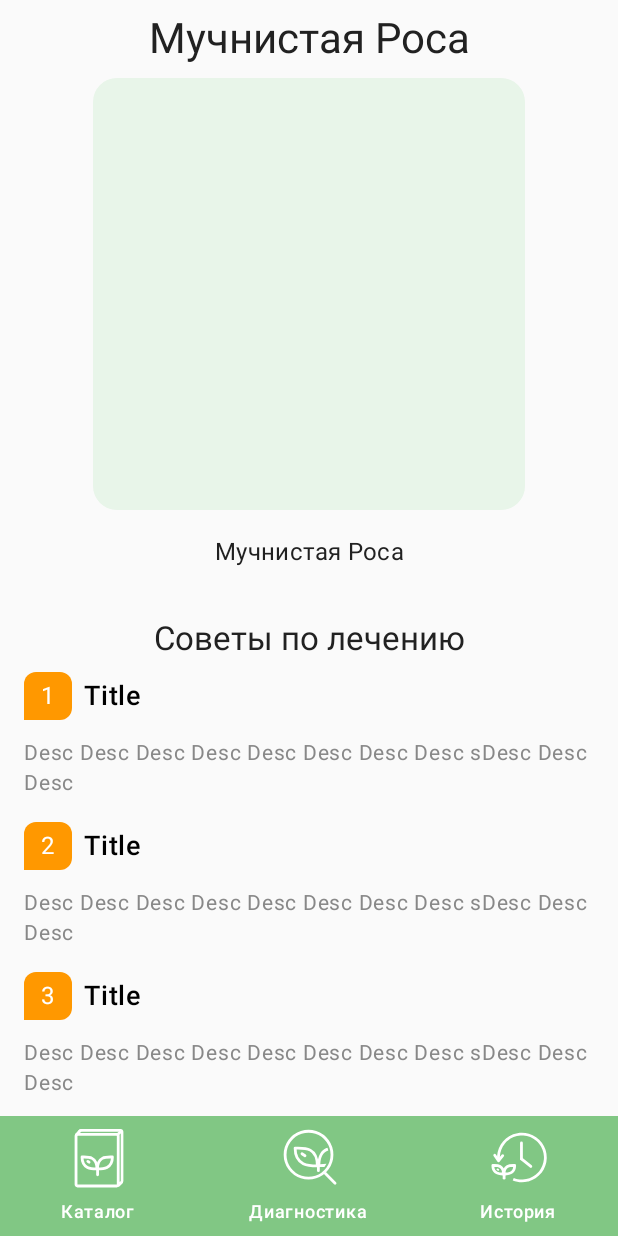
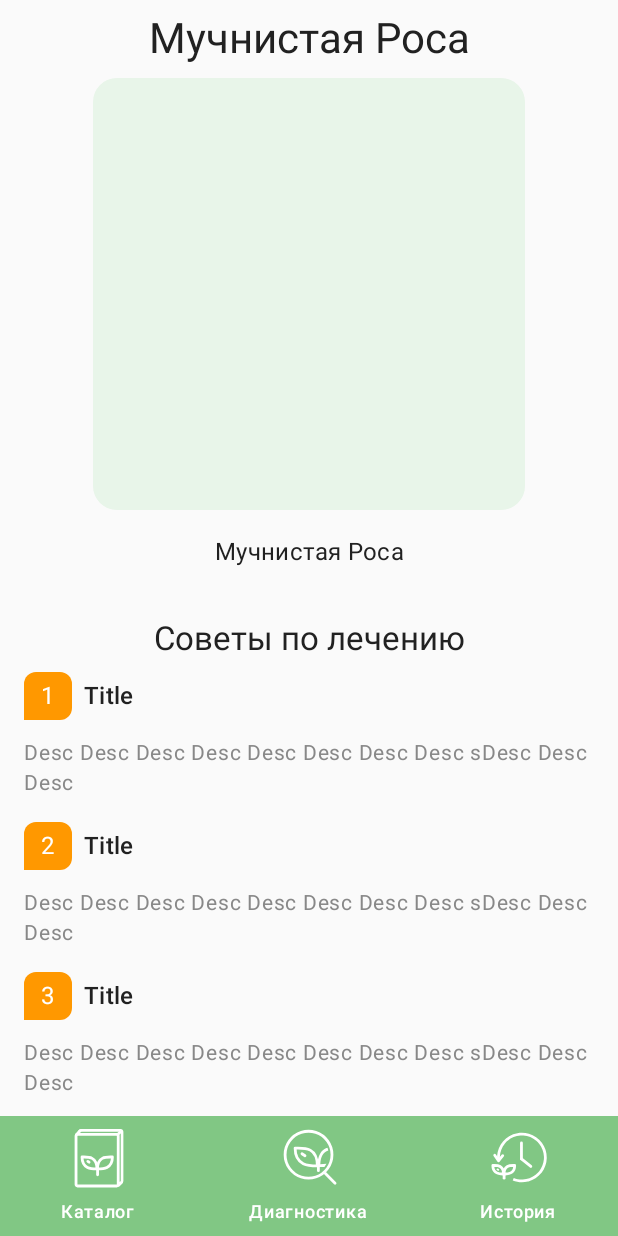
Before and after one commit to AlexForLinux/ai-sstu-2025, an Android app built with Jetpack Compose: the screen it shows after launch (MainActivity), after a tap on "Мучнистая Роса", on a phone screen of 412 x 824 dp. Run offline under Robolectric (Android 15) with nearby library versions, the phone set to English and light mode, and no system bars; our stand-ins replace Dagger/Hilt's generated code, Room's generated code; network calls fail.

Commit message:
Fix Advice Card Font

```diff
--- a/PlantDiseaseDetector/app/src/main/java/com/example/plantdiseasedetector/ui/components/AdviceCard.kt
+++ b/PlantDiseaseDetector/app/src/main/java/com/example/plantdiseasedetector/ui/components/AdviceCard.kt
@@ -71,9 +71,8 @@ fun AdviceCard(
                     modifier = Modifier
                         .weight(1f)
                         .padding(top = 4.dp),
-                    fontSize = 18.sp,
-                    fontWeight = FontWeight.SemiBold,
-                    color = Color.Black
+                    style = MaterialTheme.typography.titleMedium,
+                    color = MaterialTheme.colorScheme.onSurface
                 )
             }
 
```
